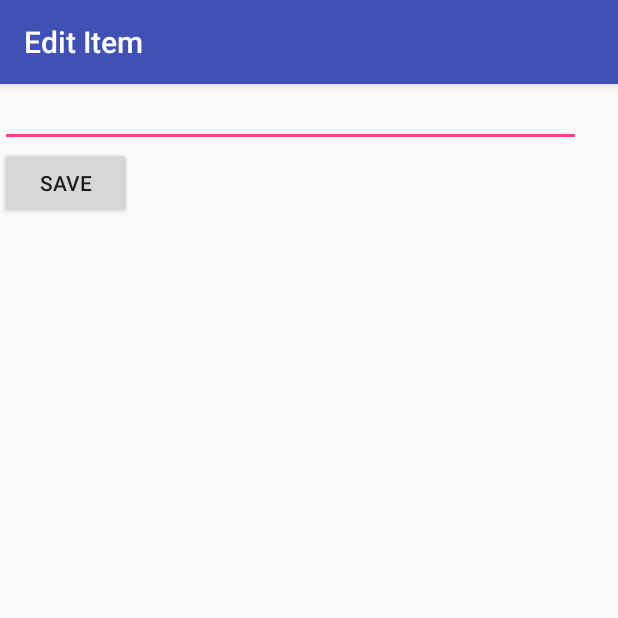
After one commit to jgleoj23/SimpleTodo, an Android app: the EditItemActivity screen opened directly, with no data from a screen before it, on a phone screen of 412 x 824 dp, the top half of it. The commit adds this screen. Run offline under Robolectric (Android 15) with nearby library versions, the phone set to English and light mode, and no system bars.

Commit message:
Added edit item feature

```diff
--- a/app/build.gradle
+++ b/app/build.gradle
@@ -26,10 +26,10 @@ dependencies {
     androidTestCompile('com.android.support.test.espresso:espresso-core:2.2.2', {
         exclude group: 'com.android.support', module: 'support-annotations'
     })
+
+
     compile 'com.android.support:appcompat-v7:26.+'
     compile 'com.android.support.constraint:constraint-layout:1.0.2'
     compile 'commons-io:commons-io:2.5'
-
-
     testCompile 'junit:junit:4.12'
 }
--- a/app/src/main/AndroidManifest.xml
+++ b/app/src/main/AndroidManifest.xml
@@ -16,6 +16,7 @@
                 <category android:name="android.intent.category.LAUNCHER" />
             </intent-filter>
         </activity>
+        <activity android:name=".EditItemActivity"></activity>
     </application>
 
 </manifest>
--- /dev/null
+++ b/app/src/main/java/com/example/jgardi/simpletodo/EditItemActivity.java
@@ -0,0 +1,55 @@
+package com.example.jgardi.simpletodo;
+
+import android.content.Intent;
+import android.os.Bundle;
+import android.support.v7.app.AppCompatActivity;
+import android.view.View;
+import android.widget.EditText;
+
+public class EditItemActivity extends AppCompatActivity {
+
+    /**
+     * a numeric code to identify the edit activity
+     */
+    public static final int EDIT_REQUEST_CODE = 20;
+
+
+    // keys used for passing data between activities
+    public static final String ITEM_TEXT = "itemText";
+    public static final String ITEM_POSITION = "itemPosition";
+
+
+    /**
+     * text field containing updated item description
+     */
+    EditText etItemText;
+    /**
+     * the position of the item in the list of items
+     */
+    int position;
+
+
+    @Override
+    protected void onCreate(Bundle savedInstanceState) {
+        super.onCreate(savedInstanceState);
+        setContentView(R.layout.activity_edit_item);
+
+
+        etItemText = (EditText) findViewById(R.id.etItemText);
+        etItemText.setText(getIntent().getStringExtra(ITEM_TEXT));
+
+        position = getIntent().getIntExtra(ITEM_POSITION, 0);
+
+        getSupportActionBar().setTitle("Edit Item");
+    }
+
+
+    public void onSaveItem(View v) {
+        Intent data = new Intent();
+
+        data.putExtra(ITEM_TEXT, etItemText.getText().toString());
+        data.putExtra(ITEM_POSITION, position); // ints work too
+        setResult(RESULT_OK, data); // set result code and bundle data for response
+        finish();
+    }
+}
--- /dev/null
+++ b/app/src/main/res/layout/activity_edit_item.xml
@@ -0,0 +1,28 @@
+<?xml version="1.0" encoding="utf-8"?>
+<RelativeLayout xmlns:android="http://schemas.android.com/apk/res/android"
+    xmlns:app="http://schemas.android.com/apk/res-auto"
+    xmlns:tools="http://schemas.android.com/tools"
+    android:layout_width="match_parent"
+    android:layout_height="match_parent"
+    tools:context="com.example.jgardi.simpletodo.EditItemActivity">
+
+    <Button
+        android:id="@+id/btnSave"
+        android:layout_width="wrap_content"
+        android:layout_height="wrap_content"
+        android:onClick="onSaveItem"
+        android:text="Save"
+        tools:layout_editor_absoluteX="29dp"
+        tools:layout_editor_absoluteY="78dp"
+        android:layout_below="@+id/etItemText"
+        android:layout_alignParentStart="true" />
+
+    <EditText
+        android:id="@+id/etItemText"
+        android:layout_width="387dp"
+        android:layout_height="42dp"
+        android:ems="10"
+        android:inputType="textMultiLine"
+        android:layout_alignParentTop="true"
+        android:layout_alignParentStart="true" />
+</RelativeLayout>
```
Also changed, not shown: app/src/main/java/com/example/jgardi/simpletodo/MainActivity.java (+39 -11 lines), 1 other file.
